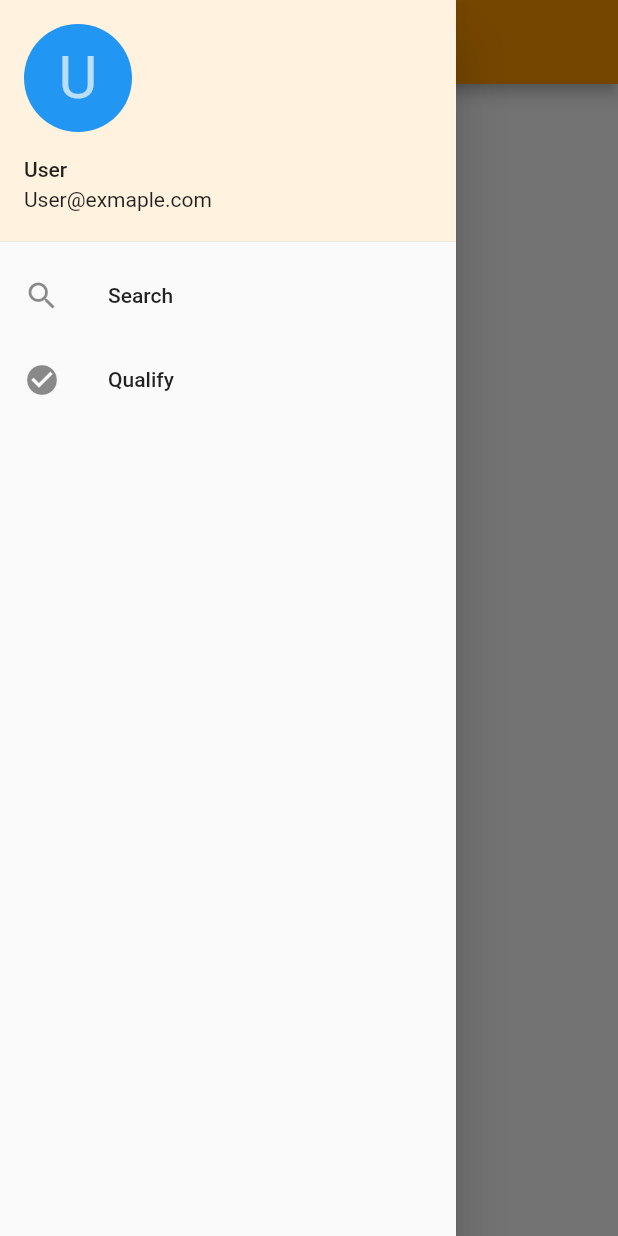
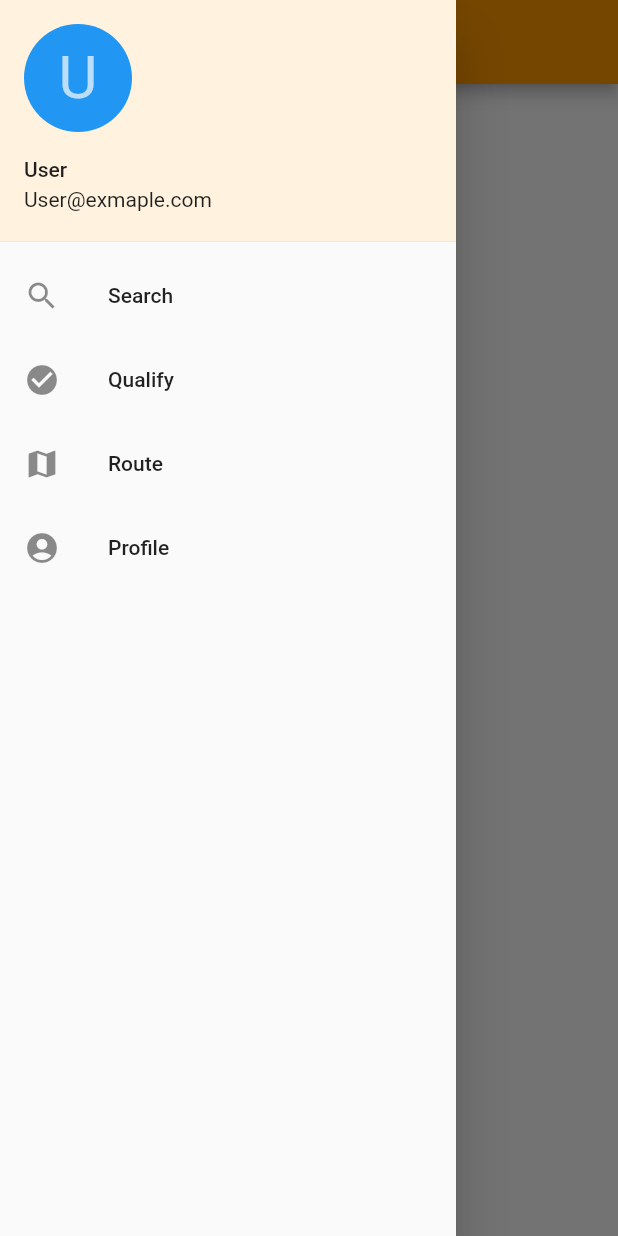
Before and after one commit to omar2702/WheelManager_Flutter, a Flutter app: the screen it shows after launch, with the side drawer open, on a phone screen of 412 x 824 dp. Run offline on Flutter 3.47's test engine with Material 2 defaults, Android fonts, the light colour scheme and no system bars.

Commit message:
hot: Changes of navigation bar

```diff
--- a/flutter_application_wheelmanager/lib/home.dart
+++ b/flutter_application_wheelmanager/lib/home.dart
@@ -1,5 +1,7 @@
 import 'package:flutter/material.dart';
+import 'package:flutter_application_wheelmanager/page/profile.dart';
 import 'package:flutter_application_wheelmanager/page/qualify.dart';
+import 'package:flutter_application_wheelmanager/page/route.dart';
 import 'package:flutter_application_wheelmanager/page/search_page.dart';
 
 class HomePage extends StatefulWidget {
@@ -15,6 +17,10 @@ class _HomePageState extends State<HomePage> {
         return SearchPage();
       case 1:
         return QualifyPage();
+      case 2:
+        return RoutePage();
+      case 3:
+        return ProfilePage();
     }
   }
 
@@ -62,6 +68,22 @@ class _HomePageState extends State<HomePage> {
                 _selectDrawer(1);
               },
             ),
+            ListTile(
+              leading: Icon(Icons.map),
+              title: Text('Route'),
+              onTap: () {
+                Navigator.of(context).pop();
+                _selectDrawer(2);
+              },
+            ),
+            ListTile(
+              leading: Icon(Icons.account_circle),
+              title: Text('Profile'),
+              onTap: () {
+                Navigator.of(context).pop();
+                _selectDrawer(3);
+              },
+            )
           ],
         ),
       ),
```
